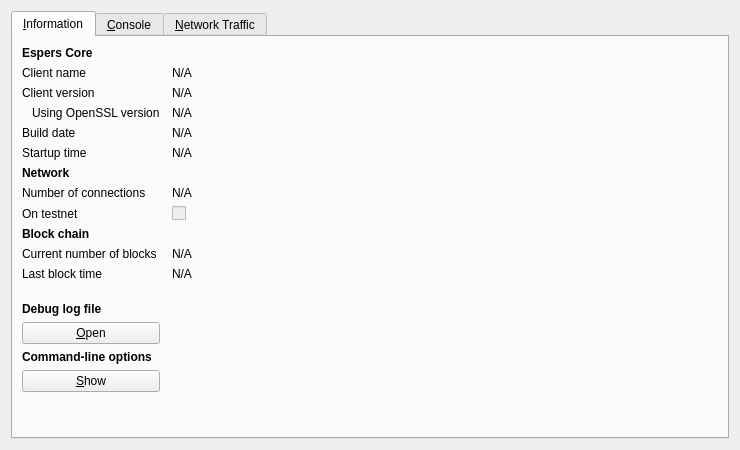
CryptoCoderz/Espers, file src/qt/forms/rpcconsole.ui: the form before one commit.
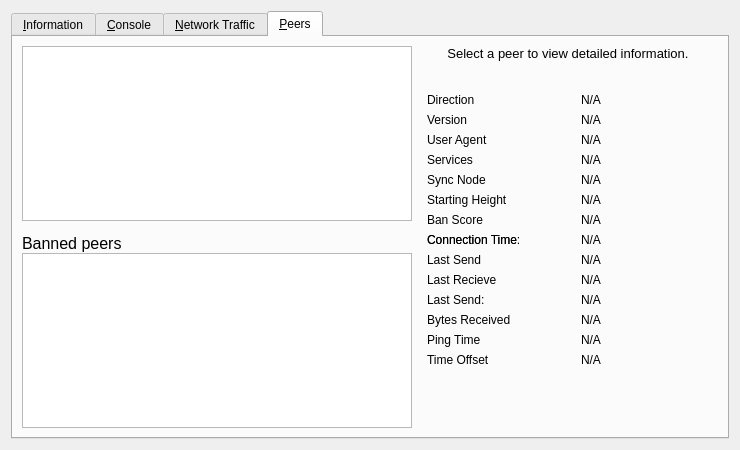
The form after the commit. The open tabs and pages were chosen to show the change. Icons and pictures are not drawn. Custom widgets are drawn as their Qt base class.

What changed in the file:
```diff
--- a/src/qt/forms/rpcconsole.ui
+++ b/src/qt/forms/rpcconsole.ui
@@ -1,7 +1,7 @@
 <?xml version="1.0" encoding="UTF-8"?>
 <ui version="4.0">
  <class>RPCConsole</class>
- <widget class="QDialog" name="RPCConsole">
+ <widget class="QWidget" name="RPCConsole">
   <property name="geometry">
    <rect>
     <x>0</x>
@@ -672,6 +672,484 @@
        </item>
       </layout>
      </widget>
+     <widget class="QWidget" name="tab_peers">
+      <attribute name="title">
+       <string>&amp;Peers</string>
+      </attribute>
+      <layout class="QGridLayout" name="gridLayout_2">
+       <item row="0" column="0" rowspan="2">
+        <layout class="QVBoxLayout" name="verticalLayout_101">
+         <property name="spacing">
+          <number>0</number>
+         </property>
+         <item>
+          <widget class="QTableView" name="peerWidget">
+           <property name="horizontalScrollBarPolicy">
+            <enum>Qt::ScrollBarAsNeeded</enum>
+           </property>
+           <property name="sortingEnabled">
+            <bool>true</bool>
+           </property>
+           <attribute name="horizontalHeaderHighlightSections">
+            <bool>false</bool>
+           </attribute>
+          </widget>
+         </item>
+         <item>
+          <widget class="QLabel" name="banHeading">
+           <property name="sizePolicy">
+            <sizepolicy hsizetype="Preferred" vsizetype="Minimum">
+             <horstretch>0</horstretch>
+             <verstretch>0</verstretch>
+            </sizepolicy>
+           </property>
+           <property name="minimumSize">
+            <size>
+             <width>300</width>
+             <height>32</height>
+            </size>
+           </property>
+           <property name="maximumSize">
+            <size>
+             <width>16777215</width>
+             <height>32</height>
+            </size>
+           </property>
+           <property name="font">
+            <font>
+             <pointsize>12</pointsize>
+            </font>
+           </property>
+           <property name="cursor">
+            <cursorShape>IBeamCursor</cursorShape>
+           </property>
+           <property name="text">
+            <string>Banned peers</string>
+           </property>
+           <property name="alignment">
+            <set>Qt::AlignBottom|Qt::AlignLeading|Qt::AlignLeft</set>
+           </property>
+           <property name="wordWrap">
+            <bool>true</bool>
+           </property>
+           <property name="textInteractionFlags">
+            <set>Qt::NoTextInteraction</set>
+           </property>
+          </widget>
+         </item>
+         <item>
+          <widget class="QTableView" name="banlistWidget">
+           <property name="sizePolicy">
+            <sizepolicy hsizetype="Expanding" vsizetype="Expanding">
+             <horstretch>0</horstretch>
+             <verstretch>0</verstretch>
+            </sizepolicy>
+           </property>
+           <property name="horizontalScrollBarPolicy">
+            <enum>Qt::ScrollBarAsNeeded</enum>
+           </property>
+           <property name="sortingEnabled">
+            <bool>true</bool>
+           </property>
+           <attribute name="horizontalHeaderHighlightSections">
+            <bool>false</bool>
+           </attribute>
+          </widget>
+         </item>
+        </layout>
+       </item>
+       <item row="0" column="1">
+        <widget class="QLabel" name="peerHeading">
+         <property name="sizePolicy">
+          <sizepolicy hsizetype="Preferred" vsizetype="Minimum">
+           <horstretch>0</horstretch>
+           <verstretch>0</verstretch>
+          </sizepolicy>
+         </property>
+         <property name="minimumSize">
+          <size>
+           <width>300</width>
+           <height>32</height>
+          </size>
+         </property>
+         <property name="font">
+          <font>
+           <pointsize>10</pointsize>
+          </font>
+         </property>
+         <property name="cursor">
+          <cursorShape>IBeamCursor</cursorShape>
+         </property>
+         <property name="text">
+          <string>Select a peer to view detailed information.</string>
+         </property>
+         <property name="alignment">
+          <set>Qt::AlignHCenter|Qt::AlignTop</set>
+         </property>
+         <property name="wordWrap">
+          <bool>true</bool>
+         </property>
+         <property name="textInteractionFlags">
+          <set>Qt::LinksAccessibleByMouse|Qt::TextSelectableByKeyboard|Qt::TextSelectableByMouse</set>
+         </property>
+        </widget>
+       </item>
+       <item row="1" column="1">
+        <widget class="QWidget" name="detailWidget" native="true">
+         <property name="minimumSize">
+          <size>
+           <width>300</width>
+           <height>0</height>
+          </size>
+         </property>
+         <layout class="QGridLayout" name="gridLayout_3">
+          <item row="0" column="0">
+           <widget class="QLabel" name="label_23">
+            <property name="text">
+             <string>Direction</string>
+            </property>
+           </widget>
+          </item>
+          <item row="0" column="2">
+           <widget class="QLabel" name="peerDirection">
+            <property name="cursor">
+             <cursorShape>IBeamCursor</cursorShape>
+            </property>
+            <property name="text">
+             <string>N/A</string>
+            </property>
+            <property name="textFormat">
+             <enum>Qt::PlainText</enum>
+            </property>
+            <property name="textInteractionFlags">
+             <set>Qt::LinksAccessibleByMouse|Qt::TextSelectableByKeyboard|Qt::TextSelectableByMouse</set>
+            </property>
+           </widget>
+          </item>
+          <item row="1" column="0">
+           <widget class="QLabel" name="label_21">
+            <property name="text">
+             <string>Version</string>
+            </property>
+           </widget>
+          </item>
+          <item row="2" column="0">
+           <widget class="QLabel" name="label_28">
+            <property name="cursor">
+             <cursorShape>IBeamCursor</cursorShape>
+            </property>
+            <property name="text">
+             <string>User Agent</string>
+            </property>
+            <property name="textFormat">
+             <enum>Qt::PlainText</enum>
+            </property>
+            <property name="textInteractionFlags">
+             <set>Qt::LinksAccessibleByMouse|Qt::TextSelectableByKeyboard|Qt::TextSelectableByMouse</set>
+            </property>
+           </widget>
+          </item>
+          <item row="2" column="2">
+           <widget class="QLabel" name="peerSubversion">
+            <property name="cursor">
+             <cursorShape>IBeamCursor</cursorShape>
+            </property>
+            <property name="text">
+             <string>N/A</string>
+            </property>
+            <property name="textFormat">
+             <enum>Qt::PlainText</enum>
+            </property>
+            <property name="textInteractionFlags">
+             <set>Qt::LinksAccessibleByMouse|Qt::TextSelectableByKeyboard|Qt::TextSelectableByMouse</set>
+            </property>
+           </widget>
+          </item>
+          <item row="3" column="0">
+           <widget class="QLabel" name="label_4">
+            <property name="text">
+             <string>Services</string>
+            </property>
+           </widget>
+          </item>
+          <item row="3" column="2">
+           <widget class="QLabel" name="peerServices">
+            <property name="cursor">
+             <cursorShape>IBeamCursor</cursorShape>
+            </property>
+            <property name="text">
+             <string>N/A</string>
+            </property>
+            <property name="textFormat">
+             <enum>Qt::PlainText</enum>
+            </property>
+            <property name="textInteractionFlags">
+             <set>Qt::LinksAccessibleByMouse|Qt::TextSelectableByKeyboard|Qt::TextSelectableByMouse</set>
+            </property>
+           </widget>
+          </item>
+          <item row="8" column="0">
+           <widget class="QLabel" name="label_22">
+            <property name="text">
+             <string>Connection Time:</string>
+            </property>
+           </widget>
+          </item>
+          <item row="4" column="0">
+           <widget class="QLabel" name="label_25">
+            <property name="text">
+             <string>Sync Node</string>
+            </property>
+           </widget>
+          </item>
+          <item row="4" column="2">
+           <widget class="QLabel" name="peerSyncNode">
+            <property name="cursor">
+             <cursorShape>IBeamCursor</cursorShape>
+            </property>
+            <property name="text">
+             <string>N/A</string>
+            </property>
+            <property name="textFormat">
+             <enum>Qt::PlainText</enum>
+            </property>
+            <property name="textInteractionFlags">
+             <set>Qt::LinksAccessibleByMouse|Qt::TextSelectableByKeyboard|Qt::TextSelectableByMouse</set>
+            </property>
+           </widget>
+          </item>
+          <item row="5" column="0">
+           <widget class="QLabel" name="label_29">
+            <property name="text">
+             <string>Starting Height</string>
+            </property>
+           </widget>
+          </item>
+          <item row="5" column="2">
+           <widget class="QLabel" name="peerHeight">
+            <property name="cursor">
+             <cursorShape>IBeamCursor</cursorShape>
+            </property>
+            <property name="text">
+             <string>N/A</string>
+            </property>
+            <property name="textFormat">
+             <enum>Qt::PlainText</enum>
+            </property>
+            <property name="textInteractionFlags">
+             <set>Qt::LinksAccessibleByMouse|Qt::TextSelectableByKeyboard|Qt::TextSelectableByMouse</set>
+            </property>
+           </widget>
+          </item>
+          <item row="7" column="0">
+           <widget class="QLabel" name="label_24">
+            <property name="text">
+             <string>Ban Score</string>
+            </property>
+           </widget>
+          </item>
+          <item row="7" column="2">
+           <widget class="QLabel" name="peerBanScore">
+            <property name="cursor">
+             <cursorShape>IBeamCursor</cursorShape>
+            </property>
+            <property name="text">
+             <string>N/A</string>
+            </property>
+            <property name="textFormat">
+             <enum>Qt::PlainText</enum>
+            </property>
+            <property name="textInteractionFlags">
+             <set>Qt::LinksAccessibleByMouse|Qt::TextSelectableByKeyboard|Qt::TextSelectableByMouse</set>
+            </property>
+           </widget>
+          </item>
+          <item row="8" column="0">
+           <widget class="QLabel" name="label_22">
+            <property name="text">
+             <string>Connection Time</string>
+            </property>
+           </widget>
+          </item>
+          <item row="8" column="2">
+           <widget class="QLabel" name="peerConnTime">
+            <property name="cursor">
+             <cursorShape>IBeamCursor</cursorShape>
+            </property>
+            <property name="text">
+             <string>N/A</string>
+            </property>
+            <property name="textFormat">
+             <enum>Qt::PlainText</enum>
+            </property>
+            <property name="textInteractionFlags">
+             <set>Qt::LinksAccessibleByMouse|Qt::TextSelectableByKeyboard|Qt::TextSelectableByMouse</set>
+            </property>
+           </widget>
+          </item>
+          <item row="9" column="0">
+           <widget class="QLabel" name="label_15">
+            <property name="text">
+             <string>Last Send</string>
+            </property>
+           </widget>
+          </item>
+          <item row="9" column="2">
+           <widget class="QLabel" name="peerLastSend">
+            <property name="cursor">
+             <cursorShape>IBeamCursor</cursorShape>
+            </property>
+            <property name="text">
+             <string>N/A</string>
+            </property>
+            <property name="textFormat">
+             <enum>Qt::PlainText</enum>
+            </property>
+            <property name="textInteractionFlags">
+             <set>Qt::LinksAccessibleByMouse|Qt::TextSelectableByKeyboard|Qt::TextSelectableByMouse</set>
+            </property>
+           </widget>
+          </item>
+          <item row="10" column="0">
+           <widget class="QLabel" name="label_19">
+            <property name="text">
+             <string>Last Recieve</string>
+            </property>
+           </widget>
+          </item>
+          <item row="10" column="2">
+           <widget class="QLabel" name="peerLastRecv">
+            <property name="cursor">
+             <cursorShape>IBeamCursor</cursorShape>
+            </property>
+            <property name="text">
+             <string>N/A</string>
+            </property>
+            <property name="textFormat">
+             <enum>Qt::PlainText</enum>
+            </property>
+            <property name="textInteractionFlags">
+             <set>Qt::LinksAccessibleByMouse|Qt::TextSelectableByKeyboard|Qt::TextSelectableByMouse</set>
+            </property>
+           </widget>
+          </item>
+          <item row="11" column="0">
+           <widget class="QLabel" name="label_18">
+            <property name="text">
+             <string>Last Send:</string>
+            </property>
+           </widget>
+          </item>
+          <item row="11" column="2">
+           <widget class="QLabel" name="peerBytesSent">
+            <property name="cursor">
+             <cursorShape>IBeamCursor</cursorShape>
+            </property>
+            <property name="text">
+             <string>N/A</string>
+            </property>
+            <property name="textFormat">
+             <enum>Qt::PlainText</enum>
+            </property>
+            <property name="textInteractionFlags">
+             <set>Qt::LinksAccessibleByMouse|Qt::TextSelectableByKeyboard|Qt::TextSelectableByMouse</set>
+            </property>
+           </widget>
+          </item>
+          <item row="12" column="0">
+           <widget class="QLabel" name="label_20">
+            <property name="text">
+             <string>Bytes Received</string>
+            </property>
+           </widget>
+          </item>
+          <item row="12" column="2">
+           <widget class="QLabel" name="peerBytesRecv">
+            <property name="cursor">
+             <cursorShape>IBeamCursor</cursorShape>
+            </property>
+            <property name="text">
+             <string>N/A</string>
+            </property>
+            <property name="textFormat">
+             <enum>Qt::PlainText</enum>
+            </property>
+            <property name="textInteractionFlags">
+             <set>Qt::LinksAccessibleByMouse|Qt::TextSelectableByKeyboard|Qt::TextSelectableByMouse</set>
+            </property>
+           </widget>
+          </item>
+          <item row="13" column="0">
+           <widget class="QLabel" name="label_26">
+            <property name="text">
+             <string>Ping Time</string>
+            </property>
+           </widget>
+          </item>
+          <item row="13" column="2">
+           <widget class="QLabel" name="peerPingTime">
+            <property name="cursor">
+             <cursorShape>IBeamCursor</cursorShape>
+            </property>
+            <property name="text">
+             <string>N/A</string>
+            </property>
+            <property name="textFormat">
+             <enum>Qt::PlainText</enum>
+            </property>
+            <property name="textInteractionFlags">
+             <set>Qt::LinksAccessibleByMouse|Qt::TextSelectableByKeyboard|Qt::TextSelectableByMouse</set>
+            </property>
+           </widget>
+          </item>
+          <item row="14" column="0">
+           <widget class="QLabel" name="label_timeoffset">
+            <property name="text">
+             <string>Time Offset</string>
+            </property>
+           </widget>
+          </item>
+          <item row="14" column="2">
+           <widget class="QLabel" name="timeoffset">
+            <property name="cursor">
+             <cursorShape>IBeamCursor</cursorShape>
+            </property>
+            <property name="text">
+             <string>N/A</string>
+            </property>
+            <property name="textFormat">
+             <enum>Qt::PlainText</enum>
+            </property>
+            <property name="textInteractionFlags">
+             <set>Qt::LinksAccessibleByMouse|Qt::TextSelectableByKeyboard|Qt::TextSelectableByMouse</set>
+            </property>
+           </widget>
+          </item>
+          <item row="15" column="1">
+           <spacer name="verticalSpacer_3">
+            <property name="orientation">
+             <enum>Qt::Vertical</enum>
+            </property>
+            <property name="sizeHint" stdset="0">
+             <size>
+              <width>20</width>
+              <height>40</height>
+             </size>
+            </property>
+           </spacer>
+          </item>
+          <item row="1" column="2">
+           <widget class="QLabel" name="peerVersion">
+            <property name="text">
+             <string>N/A</string>
+            </property>
+           </widget>
+          </item>
+         </layout>
+        </widget>
+       </item>
+      </layout>
+     </widget>
     </widget>
    </item>
   </layout>
```
Left out of the diff: 63 changed lines with no effect on the pictures.
